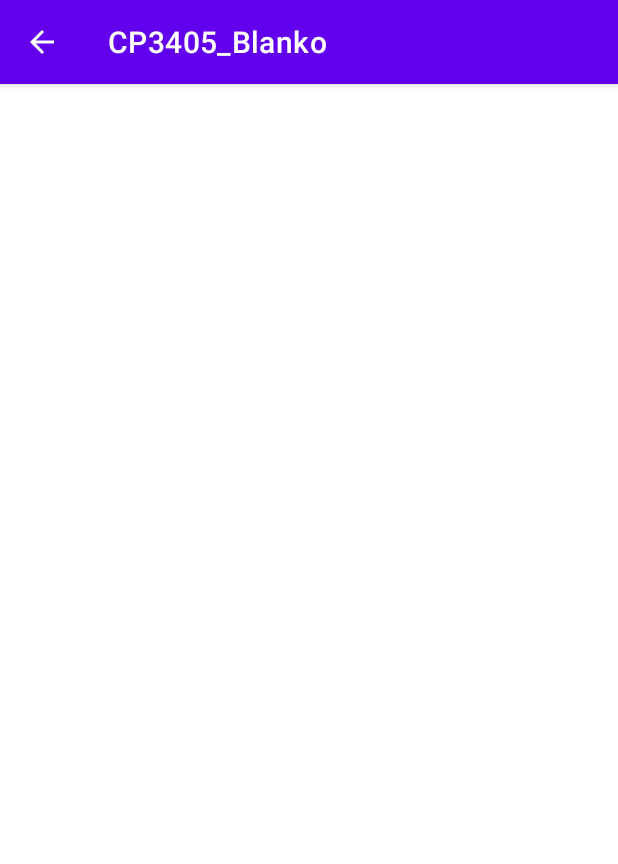
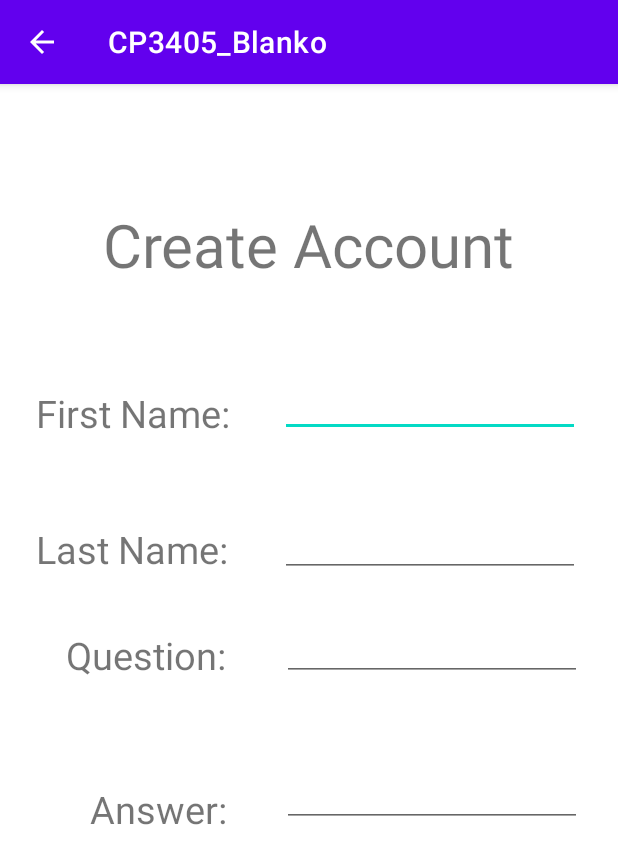
Before and after one commit to Hayden-Bailey/CP3405_Blanko_Part2, an Android app: the screen it shows after launch (CreateAccountActivity), after a tap on "CREATE ACCOUNT", on a phone screen of 412 x 824 dp. Shown: the top 864 px of the screen. Run offline under Robolectric (Android 15) with nearby library versions, the phone set to English and light mode, and no system bars.

Commit message:
Add initial TextViews and EditTexts into activity_create_account.xml and activity_question.xml

```diff
--- a/app/src/main/java/au/edu/jcu/cp3406/cp3405_blanko/MainActivity.java
+++ b/app/src/main/java/au/edu/jcu/cp3406/cp3405_blanko/MainActivity.java
@@ -21,11 +21,6 @@ public class MainActivity extends AppCompatActivity {
         super.onCreate(savedInstanceState);
         setContentView(R.layout.activity_main);
 
-        ActionBar actionBar = getSupportActionBar();
-        if (actionBar != null) {
-            actionBar.setDisplayHomeAsUpEnabled(true);
-        }
-
         firstName = findViewById(R.id.firstName);
         lastName = findViewById(R.id.lastName);
         Button signInButton = findViewById(R.id.signIn);
@@ -39,7 +34,7 @@ public class MainActivity extends AppCompatActivity {
                 String firstNameText = firstName.getText().toString();
                 String lastNameText = lastName.getText().toString();
                 boolean userExists = accountDatabaseHelper.checkUserAccounts(firstNameText,lastNameText);
-                if (userExists) {
+                if (!userExists) {
                     Intent intent = new Intent(MainActivity.this, QuestionActivity.class);
                     startActivity(intent);
                 }
--- a/app/src/main/res/layout/activity_create_account.xml
+++ b/app/src/main/res/layout/activity_create_account.xml
@@ -6,4 +6,102 @@
     android:layout_height="match_parent"
     tools:context=".CreateAccountActivity">
 
+    <TextView
+        android:id="@+id/textView"
+        android:layout_width="wrap_content"
+        android:layout_height="wrap_content"
+        android:layout_marginTop="80dp"
+        android:text="@string/create_account"
+        android:textSize="40sp"
+        app:layout_constraintEnd_toEndOf="parent"
+        app:layout_constraintStart_toStartOf="parent"
+        app:layout_constraintTop_toTopOf="parent" />
+
+    <TextView
+        android:id="@+id/textView2"
+        android:layout_width="wrap_content"
+        android:layout_height="wrap_content"
+        android:layout_marginStart="24dp"
+        android:layout_marginTop="68dp"
+        android:text="@string/first_name_create"
+        android:textSize="25sp"
+        app:layout_constraintStart_toStartOf="parent"
+        app:layout_constraintTop_toBottomOf="@+id/textView" />
+
+    <TextView
+        android:id="@+id/textView5"
+        android:layout_width="wrap_content"
+        android:layout_height="wrap_content"
+        android:layout_marginStart="24dp"
+        android:layout_marginTop="56dp"
+        android:text="@string/last_name_create"
+        android:textSize="25sp"
+        app:layout_constraintStart_toStartOf="parent"
+        app:layout_constraintTop_toBottomOf="@+id/textView2" />
+
+    <TextView
+        android:id="@+id/textView7"
+        android:layout_width="wrap_content"
+        android:layout_height="wrap_content"
+        android:layout_marginStart="44dp"
+        android:layout_marginTop="36dp"
+        android:text="@string/question_create"
+        android:textSize="25sp"
+        app:layout_constraintStart_toStartOf="parent"
+        app:layout_constraintTop_toBottomOf="@+id/textView5" />
+
+    <TextView
+        android:id="@+id/textView9"
+        android:layout_width="wrap_content"
+        android:layout_height="wrap_content"
+        android:layout_marginStart="60dp"
+        android:layout_marginTop="68dp"
+        android:text="@string/answer_create"
+        android:textSize="25sp"
+        app:layout_constraintStart_toStartOf="parent"
+        app:layout_constraintTop_toBottomOf="@+id/textView7" />
+
+    <EditText
+        android:id="@+id/textView3"
+        android:layout_width="200dp"
+        android:layout_height="wrap_content"
+        android:layout_marginTop="56dp"
+        android:layout_marginEnd="25dp"
+        android:text=""
+        app:layout_constraintEnd_toEndOf="parent"
+        app:layout_constraintTop_toBottomOf="@+id/textView" />
+
+    <EditText
+        android:id="@+id/textView6"
+        android:layout_width="200dp"
+        android:layout_height="wrap_content"
+        android:layout_marginTop="48dp"
+        android:layout_marginEnd="25dp"
+        android:text=""
+        app:layout_constraintEnd_toEndOf="parent"
+        app:layout_constraintTop_toBottomOf="@+id/textView3" />
+
+    <EditText
+        android:id="@+id/textView8"
+        android:layout_width="200dp"
+        android:layout_height="wrap_content"
+        android:layout_marginTop="24dp"
+        android:layout_marginEnd="24dp"
+        android:inputType="textMultiLine"
+        android:text=""
+        app:layout_constraintEnd_toEndOf="parent"
+        app:layout_constraintTop_toBottomOf="@+id/textView6" />
+
+    <EditText
+        android:id="@+id/textView10"
+        android:layout_width="200dp"
+        android:layout_height="wrap_content"
+        android:layout_marginTop="52dp"
+        android:layout_marginEnd="24dp"
+        android:inputType="textMultiLine"
+        android:text=""
+        app:layout_constraintEnd_toEndOf="parent"
+        app:layout_constraintTop_toBottomOf="@+id/textView8" />
+
+
 </androidx.constraintlayout.widget.ConstraintLayout>
--- a/app/src/main/res/values/strings.xml
+++ b/app/src/main/res/values/strings.xml
@@ -16,4 +16,11 @@
 
     <string name="hello_first_fragment">Hello first fragment</string>
     <string name="hello_second_fragment">Hello second fragment. Arg: %1$s</string>
+    <string name="user_name">User Name</string>
+    <string name="this_is_where_the_user_question_will_display">This is where the user question will display</string>
+    <string name="hi_there">Hi There</string>
+    <string name="last_name_create">Last Name:</string>
+    <string name="first_name_create">First Name:</string>
+    <string name="question_create">Question:</string>
+    <string name="answer_create">Answer:</string>
 </resources>
```
Also changed, not shown: app/src/main/res/layout/activity_question.xml (+47 -0 lines).
